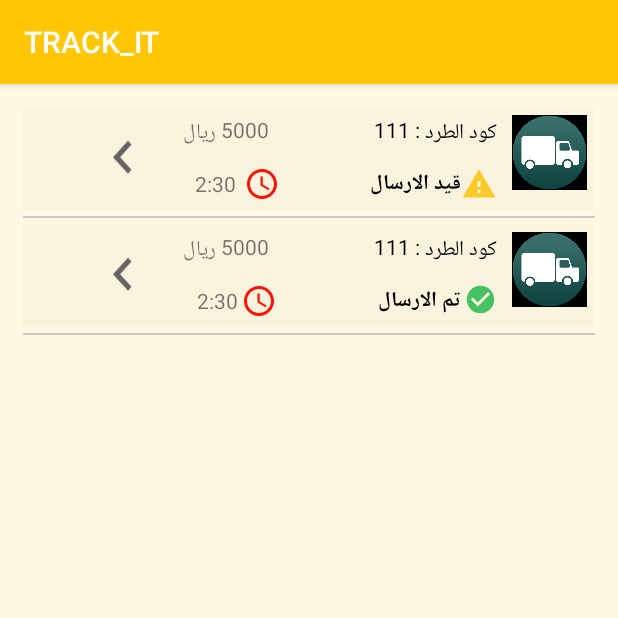
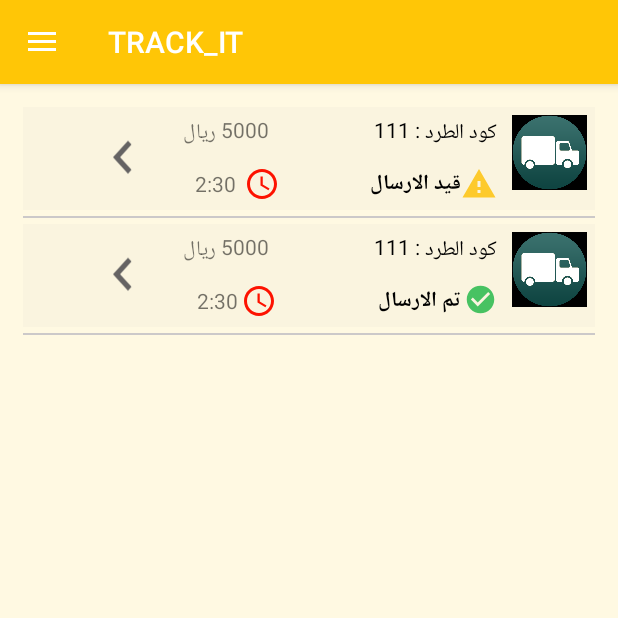
Before and after one commit to ehsan-khalid/Final_Projct, an Android app: the Home screen opened directly, with no data from a screen before it, in the side drawer, after a tap on "الطرود المرسلة", on a phone screen of 412 x 824 dp, the top half of it. Run offline under Robolectric (Android 15) with nearby library versions, the phone set to English and light mode, and no system bars; 2 statements that could not run were skipped.

Commit message:
added new layout

```diff
--- a/app/src/main/AndroidManifest.xml
+++ b/app/src/main/AndroidManifest.xml
@@ -15,10 +15,11 @@
         android:roundIcon="@mipmap/ic_launcher_round"
         android:supportsRtl="true"
         android:theme="@style/AppTheme">
-        <activity android:name=".AllPostActivity"></activity>
+        <activity android:name=".AllPostActivity"
+            android:label="@string/app_name"
+            android:theme="@style/AppTheme.NoActionBar"></activity>
         <activity android:name=".details_order" />
         <activity android:name=".send_finished_content" />
-        <activity android:name=".All_post" />
         <activity android:name=".User_Profile" />
         <activity android:name=".New_Account" />
         <activity android:name=".Log_in" />
--- a/app/src/main/java/com/example/project_final/AllPostActivity.java
+++ b/app/src/main/java/com/example/project_final/AllPostActivity.java
@@ -1,13 +1,103 @@
 package com.example.project_final;
 
+import android.content.Intent;
+import android.support.design.widget.NavigationView;
+import android.support.v4.view.GravityCompat;
+import android.support.v4.widget.DrawerLayout;
+import android.support.v7.app.ActionBarDrawerToggle;
 import android.support.v7.app.AppCompatActivity;
 import android.os.Bundle;
+import android.support.v7.widget.Toolbar;
+import android.view.MenuItem;
+import android.view.View;
 
-public class AllPostActivity extends AppCompatActivity {
+public class AllPostActivity extends AppCompatActivity  implements NavigationView.OnNavigationItemSelectedListener {
 
     @Override
     protected void onCreate(Bundle savedInstanceState) {
         super.onCreate(savedInstanceState);
         setContentView(R.layout.activity_all_post);
+        Toolbar toolbar = findViewById(R.id.toolbar);
+        setSupportActionBar(toolbar);
+
+
+        DrawerLayout drawer = findViewById(R.id.drawer_layout);
+        NavigationView navigationView = findViewById(R.id.nav_view);
+        ActionBarDrawerToggle toggle = new ActionBarDrawerToggle(
+                this, drawer, toolbar, R.string.navigation_drawer_open, R.string.navigation_drawer_close);
+        drawer.addDrawerListener(toggle);
+        toggle.syncState();
+        navigationView.setNavigationItemSelectedListener(this);
+    }
+
+    @Override
+    public void onBackPressed() {
+        DrawerLayout drawer = findViewById(R.id.drawer_layout);
+        if (drawer.isDrawerOpen(GravityCompat.START)) {
+            drawer.closeDrawer(GravityCompat.START);
+        } else {
+            super.onBackPressed();
+        }
+    }
+
+
+
+  /*  @Override
+    public boolean onOptionsItemSelected(MenuItem item) {
+        // Handle action bar item clicks here. The action bar will
+        // automatically handle clicks on the Home/Up button, so long
+        // as you specify a parent activity in AndroidManifest.xml.
+        int id = item.getItemId();
+
+        //noinspection SimplifiableIfStatement
+
+
+        return super.onOptionsItemSelected(item);
+    }*/
+
+    @SuppressWarnings("StatementWithEmptyBody")
+    @Override
+    public boolean onNavigationItemSelected(MenuItem item) {
+        // Handle navigation view item clicks here.
+        int id = item.getItemId();
+
+        if (id == R.id.nav_home) {
+            Intent intent=new Intent(getApplicationContext(),Home.class);
+            startActivity(intent);
+            // Handle the camera action
+        } else if (id == R.id.UserProfile) {
+            Intent intent=new Intent(getApplicationContext(),User_Profile.class);
+            startActivity(intent);
+
+        } else if (id == R.id.send_post) {
+            Intent intent=new Intent(getApplicationContext(),AllPostActivity.class);
+            startActivity(intent);
+
+        } else if (id == R.id.nav_tools) {
+
+        }  else if (id == R.id.nav_send) {
+
+        }
+
+        DrawerLayout drawer = findViewById(R.id.drawer_layout);
+        drawer.closeDrawer(GravityCompat.START);
+        return true;
+    }
+
+    public void send(View view) {
+
+        Intent intent=new Intent(getApplicationContext(),package_data.class);
+        startActivity(intent);
+
+    }
+
+    public void track_post(View view) {
+        Intent intent=new Intent(getApplicationContext(),Receiver_data.class);
+        startActivity(intent);
+    }
+
+    public void go_to_Details_order(View view) {
+        Intent intent=new Intent(getApplicationContext(),details_order.class);
+        startActivity(intent);
     }
 }
--- a/app/src/main/java/com/example/project_final/All_post.java
+++ /dev/null
@@ -1,20 +0,0 @@
-package com.example.project_final;
-
-import android.content.Intent;
-import android.os.Bundle;
-import android.support.v7.app.AppCompatActivity;
-import android.view.View;
-
-public class All_post extends AppCompatActivity {
-
-
-    @Override
-    protected void onCreate(Bundle savedInstanceState) {
-        super.onCreate(savedInstanceState);
-        setContentView(R.layout.all_post_send);
-    }
-    public void go_to_Details_order(View view) {
-        Intent intent=new Intent(getApplicationContext(),details_order.class);
-        startActivity(intent);
-    }
-}
--- a/app/src/main/java/com/example/project_final/Home.java
+++ b/app/src/main/java/com/example/project_final/Home.java
@@ -75,14 +75,12 @@ public class Home extends AppCompatActivity
             startActivity(intent);
 
         } else if (id == R.id.send_post) {
-            Intent intent=new Intent(getApplicationContext(),All_post.class);
+            Intent intent=new Intent(getApplicationContext(),AllPostActivity.class);
             startActivity(intent);
 
         } else if (id == R.id.nav_tools) {
 
-        } else if (id == R.id.nav_share) {
-
-        } else if (id == R.id.nav_send) {
+        }else if (id == R.id.nav_send) {
 
         }
 
@@ -104,4 +102,5 @@ public class Home extends AppCompatActivity
     }
 
 
+
 }
--- a/app/src/main/res/layout/activity_all_post.xml
+++ b/app/src/main/res/layout/activity_all_post.xml
@@ -1,9 +1,25 @@
 <?xml version="1.0" encoding="utf-8"?>
-<android.support.constraint.ConstraintLayout xmlns:android="http://schemas.android.com/apk/res/android"
+<android.support.v4.widget.DrawerLayout xmlns:android="http://schemas.android.com/apk/res/android"
     xmlns:app="http://schemas.android.com/apk/res-auto"
     xmlns:tools="http://schemas.android.com/tools"
+    android:id="@+id/drawer_layout"
     android:layout_width="match_parent"
     android:layout_height="match_parent"
-    tools:context=".AllPostActivity">
+    android:fitsSystemWindows="true"
+    tools:openDrawer="start">
 
-</android.support.constraint.ConstraintLayout>
+    <include
+        layout="@layout/app_bar_all_post"
+        android:layout_width="match_parent"
+        android:layout_height="match_parent" />
+
+    <android.support.design.widget.NavigationView
+        android:id="@+id/nav_view"
+        android:layout_width="wrap_content"
+        android:layout_height="match_parent"
+        android:layout_gravity="start"
+        android:fitsSystemWindows="true"
+        app:headerLayout="@layout/nav_header_home"
+        app:menu="@menu/activity_home_drawer" />
+
+</android.support.v4.widget.DrawerLayout>
--- a/app/src/main/res/layout/all_post_send.xml
+++ /dev/null
@@ -1,25 +0,0 @@
-<?xml version="1.0" encoding="utf-8"?>
-<android.support.v4.widget.DrawerLayout xmlns:android="http://schemas.android.com/apk/res/android"
-    xmlns:app="http://schemas.android.com/apk/res-auto"
-    xmlns:tools="http://schemas.android.com/tools"
-    android:id="@+id/drawer_layout"
-    android:layout_width="match_parent"
-    android:layout_height="match_parent"
-    android:fitsSystemWindows="true"
-    tools:openDrawer="start">
-
-    <include
-        layout="@layout/app_bar_all_post"
-        android:layout_width="match_parent"
-        android:layout_height="match_parent" />
-
-    <android.support.design.widget.NavigationView
-        android:id="@+id/nav_view"
-        android:layout_width="wrap_content"
-        android:layout_height="match_parent"
-        android:layout_gravity="start"
-        android:fitsSystemWindows="true"
-        app:headerLayout="@layout/nav_header_home"
-        app:menu="@menu/activity_home_drawer" />
-
-</android.support.v4.widget.DrawerLayout>
--- a/app/src/main/res/layout/app_bar_all_post.xml
+++ b/app/src/main/res/layout/app_bar_all_post.xml
@@ -4,9 +4,21 @@
     xmlns:tools="http://schemas.android.com/tools"
     android:layout_width="match_parent"
     android:layout_height="match_parent"
-    tools:context=".Home">
+    tools:context=".AllPostActivity">
 
+    <android.support.design.widget.AppBarLayout
+        android:layout_width="match_parent"
+        android:layout_height="wrap_content"
+        android:theme="@style/AppTheme.AppBarOverlay">
 
+        <android.support.v7.widget.Toolbar
+            android:id="@+id/toolbar"
+            android:layout_width="match_parent"
+            android:layout_height="?attr/actionBarSize"
+            android:background="?attr/colorPrimary"
+            app:popupTheme="@style/AppTheme.PopupOverlay" />
+
+    </android.support.design.widget.AppBarLayout>
 
     <include layout="@layout/content_all_post" />
 
--- a/app/src/main/res/layout/content_all_post.xml
+++ b/app/src/main/res/layout/content_all_post.xml
@@ -7,8 +7,10 @@
     android:background="#fff9e2"
     android:orientation="vertical"
     app:layout_behavior="@string/appbar_scrolling_view_behavior"
-    tools:context=".Home"
+    tools:context=".AllPostActivity"
     android:padding="15dp"
+    tools:showIn="@layout/app_bar_all_post"
+
     android:layoutDirection="rtl">
 
     <LinearLayout
--- a/app/src/main/res/menu/activity_home_drawer.xml
+++ b/app/src/main/res/menu/activity_home_drawer.xml
@@ -22,10 +22,7 @@
             android:id="@+id/nav_tools"
             android:icon="@drawable/about"
             android:title="@string/menu_tools" />
-        <item
-            android:id="@+id/nav_share"
-            android:icon="@drawable/help"
-            android:title="@string/menu_share" />
+
         <item
             android:id="@+id/nav_send"
             android:icon="@drawable/ic_menu_share"
```
Also changed, not shown: app/src/main/res/layout/activity_user__profile.xml (+14 -6 lines).
